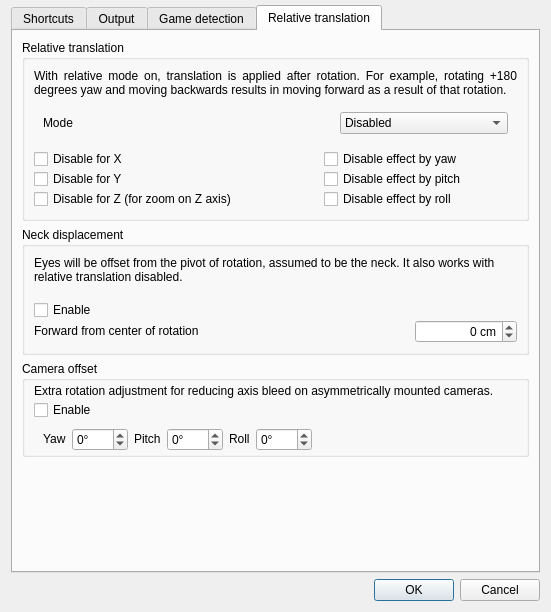
The window that gui/options-dialog.ui (opentrack/opentrack) describes before a commit, drawn with Qt 5.
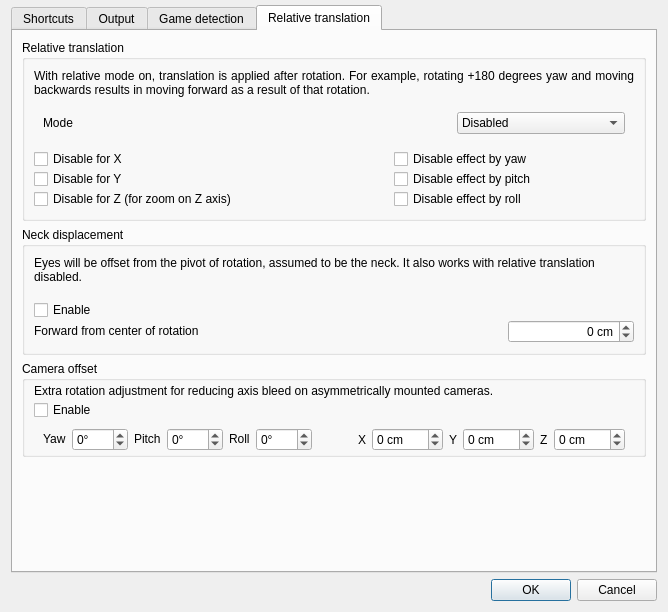
The same window after the commit. The open tabs and pages were chosen to show the change. Icons and pictures are not drawn. Custom widgets are drawn as their Qt base class.

Commit message: Add translation offset and revert application of camera offset to raw pose

```diff
--- a/gui/options-dialog.ui
+++ b/gui/options-dialog.ui
@@ -2421,6 +2421,66 @@
                </property>
               </spacer>
              </item>
+             <item>
+              <widget class="QLabel" name="label_26">
+               <property name="text">
+                <string>X</string>
+               </property>
+              </widget>
+             </item>
+             <item>
+              <widget class="QSpinBox" name="camera_offset_x">
+               <property name="suffix">
+                <string> cm</string>
+               </property>
+               <property name="minimum">
+                <number>-999</number>
+               </property>
+               <property name="maximum">
+                <number>999</number>
+               </property>
+              </widget>
+             </item>
+             <item>
+              <widget class="QLabel" name="label_27">
+               <property name="text">
+                <string>Y</string>
+               </property>
+              </widget>
+             </item>
+             <item>
+              <widget class="QSpinBox" name="camera_offset_y">
+               <property name="suffix">
+                <string> cm</string>
+               </property>
+               <property name="minimum">
+                <number>-999</number>
+               </property>
+               <property name="maximum">
+                <number>999</number>
+               </property>
+              </widget>
+             </item>
+             <item>
+              <widget class="QLabel" name="label_28">
+               <property name="text">
+                <string>Z</string>
+               </property>
+              </widget>
+             </item>
+             <item>
+              <widget class="QSpinBox" name="camera_offset_z">
+               <property name="suffix">
+                <string> cm</string>
+               </property>
+               <property name="minimum">
+                <number>-999</number>
+               </property>
+               <property name="maximum">
+                <number>999</number>
+               </property>
+              </widget>
+             </item>
             </layout>
            </widget>
           </item>
```
The commit also changes 4 other files.
